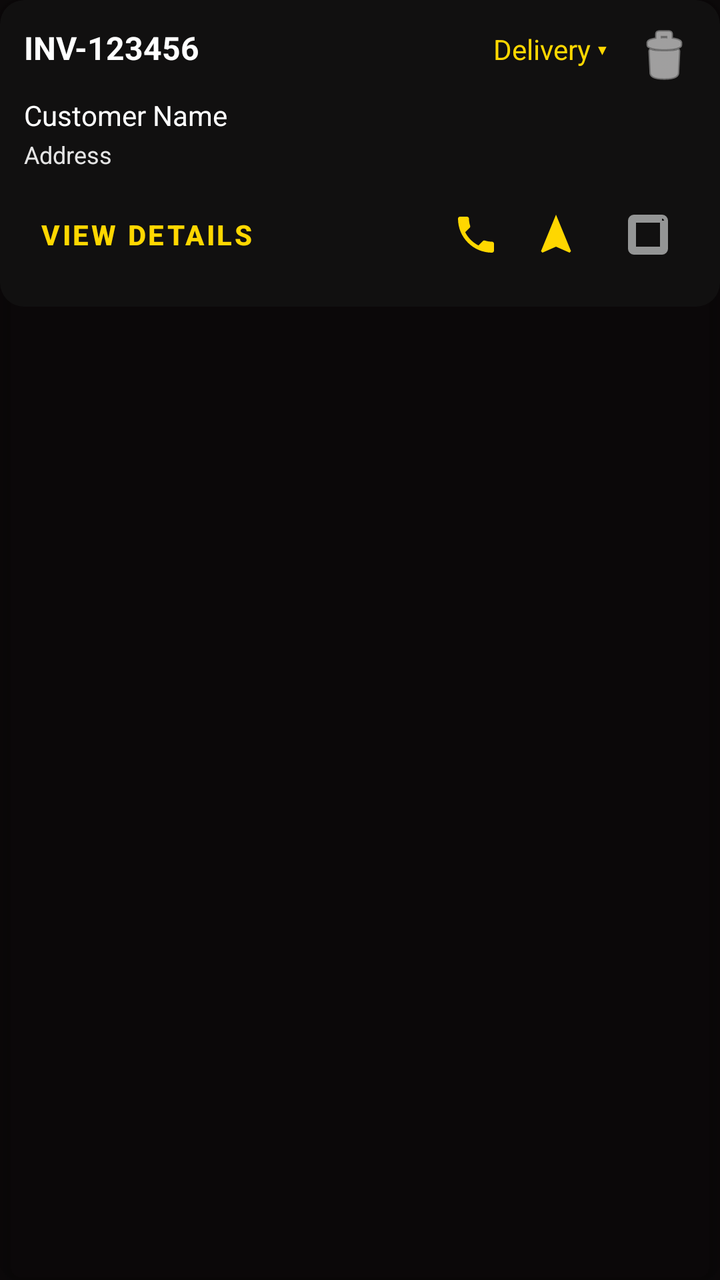
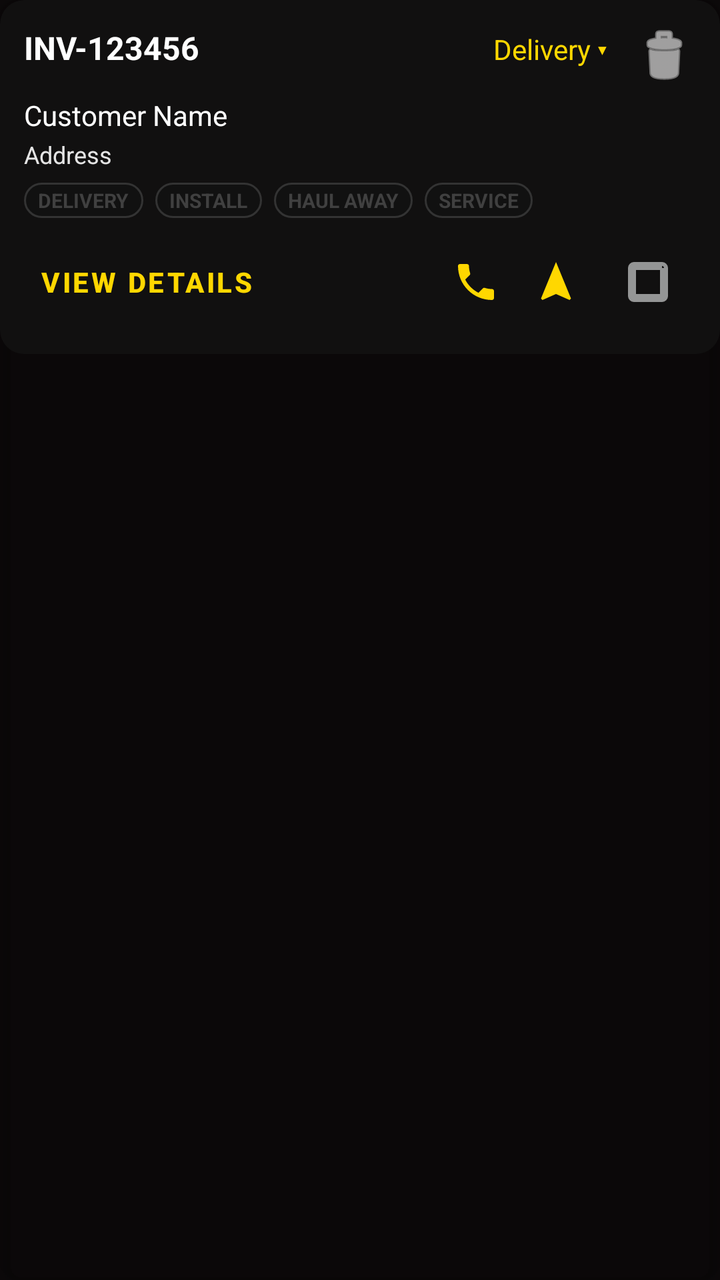

An Android layout rendered at two revisions. The XML below is the earlier revision; the diff shows what the commit changed to produce the second picture.
<!-- AndroidManifest.xml: application theme Theme.MobileInvoiceOCR -->
<!-- res/layout/item_invoice.xml -->
<?xml version="1.0" encoding="utf-8"?>
<com.google.android.material.card.MaterialCardView xmlns:android="http://schemas.android.com/apk/res/android" xmlns:app="http://schemas.android.com/apk/res-auto"
    android:layout_width="match_parent"
    android:layout_height="wrap_content"
    android:layout_margin="8dp"
    app:cardBackgroundColor="@android:color/transparent"
    app:cardCornerRadius="12dp"
    app:cardElevation="4dp">
    <LinearLayout
        android:orientation="vertical"
        android:id="@+id/cardContent"
        android:background="?attr/themeCardBackground"
        android:padding="12dp"
        android:layout_width="match_parent"
        android:layout_height="wrap_content">
        <LinearLayout
            android:orientation="horizontal"
            android:layout_width="match_parent"
            android:layout_height="wrap_content">
            <TextView
                android:textSize="16sp"
                android:textStyle="bold"
                android:textColor="@color/white"
                android:id="@+id/tvInvoiceNumber"
                android:layout_width="0dp"
                android:layout_height="wrap_content"
                android:text="INV-123456"
                android:layout_weight="1"/>
            <TextView
                android:textSize="14sp"
                android:textColor="@color/gold"
                android:ellipsize="end"
                android:id="@+id/tvServiceType"
                android:background="?attr/selectableItemBackgroundBorderless"
                android:paddingTop="3dp"
                android:paddingBottom="3dp"
                android:focusable="true"
                android:clickable="true"
                android:layout_width="wrap_content"
                android:layout_height="wrap_content"
                android:text="Delivery ▾"
                android:maxLines="1"
                android:paddingStart="8dp"
                android:paddingEnd="8dp"
                android:layout_marginEnd="4dp"/>
            <ImageButton
                android:id="@+id/btnDelete"
                android:background="?attr/selectableItemBackgroundBorderless"
                android:layout_width="wrap_content"
                android:layout_height="wrap_content"
                android:src="@android:drawable/ic_menu_delete"
                android:contentDescription="@string/delete"
                app:tint="@color/white"/>
        </LinearLayout>
        <TextView
            android:textSize="14sp"
            android:textColor="@color/white"
            android:id="@+id/tvCustomerName"
            android:layout_width="match_parent"
            android:layout_height="wrap_content"
            android:layout_marginTop="4dp"
            android:text="Customer Name"/>
        <TextView
            android:textSize="12sp"
            android:textColor="@color/light_gray"
            android:id="@+id/tvAddress"
            android:layout_width="match_parent"
            android:layout_height="wrap_content"
            android:layout_marginTop="2dp"
            android:text="Address"/>
        <LinearLayout
            android:gravity="center_vertical"
            android:orientation="horizontal"
            android:layout_width="match_parent"
            android:layout_height="wrap_content"
            android:layout_marginTop="8dp">
            <com.google.android.material.button.MaterialButton
                android:textStyle="bold"
                android:textColor="@color/gold"
                android:id="@+id/btnViewDetails"
                android:layout_width="wrap_content"
                android:layout_height="wrap_content"
                android:text="@string/view_details"
                style="@style/Widget.MaterialComponents.Button.TextButton"/>
            <View
                android:layout_width="0dp"
                android:layout_height="0dp"
                android:layout_weight="1"/>
            <ImageButton
                android:id="@+id/btnCall"
                android:background="?attr/selectableItemBackgroundBorderless"
                android:layout_width="36dp"
                android:layout_height="36dp"
                android:src="@drawable/ic_phone"
                android:contentDescription="Call customer"
                app:tint="@color/gold"/>
            <ImageButton
                android:id="@+id/btnNavigate"
                android:background="?attr/selectableItemBackgroundBorderless"
                android:layout_width="36dp"
                android:layout_height="36dp"
                android:src="@drawable/ic_navigate"
                android:contentDescription="Navigate to address"
                android:layout_marginStart="4dp"
                app:tint="@color/gold"/>
            <CheckBox
                android:id="@+id/cbDeliveryComplete"
                android:layout_width="wrap_content"
                android:layout_height="wrap_content"
                android:button="@drawable/ic_checkbox_gold"
                android:contentDescription="Mark delivery complete"
                android:layout_marginStart="4dp"/>
        </LinearLayout>
    </LinearLayout>
</com.google.android.material.card.MaterialCardView>
<!-- resources referenced by this layout -->
<resources>
  <color name="gold">#ffd700</color>
  <color name="light_gray">#e5e5e5</color>
  <color name="white">#ffffffff</color>
  <!-- drawable ic_navigate (drawable) -->
  <?xml version="1.0" encoding="utf-8"?>
  <vector xmlns:android="http://schemas.android.com/apk/res/android"
      android:height="24dp"
      android:width="24dp"
      android:viewportWidth="24"
      android:viewportHeight="24">
      <path
          android:fillColor="@android:color/black"
          android:pathData="M12,2L4.5,20.29l0.71,0.71L12,18l6.79,3 0.71,-0.71z"/>
  </vector>
  <!-- drawable ic_phone (drawable) -->
  <?xml version="1.0" encoding="utf-8"?>
  <vector xmlns:android="http://schemas.android.com/apk/res/android"
      android:height="24dp"
      android:width="24dp"
      android:viewportWidth="24"
      android:viewportHeight="24">
      <path
          android:fillColor="@android:color/black"
          android:pathData="M6.62,10.79c1.44,2.83 3.76,5.14 6.59,6.59l2.2,-2.2c0.27,-0.27 0.67,-0.36 1.02,-0.24 1.12,0.37 2.33,0.57 3.57,0.57 0.55,0 1,0.45 1,1V20c0,0.55 -0.45,1 -1,1 -9.39,0 -17,-7.61 -17,-17 0,-0.55 0.45,-1 1,-1h3.5c0.55,0 1,0.45 1,1 0,1.25 0.2,2.45 0.57,3.57 0.11,0.35 0.03,0.74 -0.25,1.02l-2.2,2.2z"/>
  </vector>
  <string name="delete">Delete</string>
  <string name="view_details">View Details</string>
  <style name="Theme.MaterialComponents.DayNight.DarkActionBar" parent="@style/Theme.MaterialComponents">
      </style>
  <color name="imperial_obsidian">#0c090a</color>
  <color name="imperial_calacatta">#f5f5f5</color>
  <color name="imperial_gold_leaf">#d4af37</color>
  <color name="antique_gold">#c5a572</color>
  <color name="imperial_patina_iron">#232424</color>
  <!-- drawable bg_obsidian_marble (drawable) -->
  <?xml version="1.0" encoding="utf-8"?>
  <shape xmlns:android="http://schemas.android.com/apk/res/android" android:shape="rectangle">
      <solid android:color="#0a0808"/>
  </shape>
  <!-- drawable bg_imperial_marble_card (drawable) -->
  <?xml version="1.0" encoding="utf-8"?>
  <shape xmlns:android="http://schemas.android.com/apk/res/android" android:shape="rectangle">
      <solid android:color="#111010"/>
      <corners android:radius="12dp"/>
  </shape>
  <!-- drawable bg_imperial_iron_section (drawable) -->
  <?xml version="1.0" encoding="utf-8"?>
  <layer-list xmlns:android="http://schemas.android.com/apk/res/android">
      <item>
          <shape android:shape="rectangle">
              <solid android:color="#232424"/>
          </shape>
      </item>
      <item>
          <shape android:shape="rectangle">
              <gradient
                  android:startColor="#18ffffff"
                  android:endColor="#00000000"
                  android:angle="315"
                  android:type="linear"
                  android:centerColor="#05ffffff"/>
          </shape>
      </item>
      <item>
          <shape android:shape="rectangle">
              <gradient
                  android:startColor="#00000000"
                  android:endColor="#35000000"
                  android:angle="135"
                  android:type="linear"
                  android:centerColor="#15000000"/>
          </shape>
      </item>
  </layer-list>
  <!-- unchanged entries left out for length: 3 -->
</resources>

<!-- the commit's change to res/layout/item_invoice.xml (unified diff, before → after) -->
@@ -69,6 +69,67 @@
             android:layout_marginTop="2dp"
             android:text="Address"/>
         <LinearLayout
+            android:orientation="horizontal"
+            android:layout_width="match_parent"
+            android:layout_height="wrap_content"
+            android:layout_marginTop="6dp">
+            <TextView
+                android:id="@+id/tvBadgeDelivery"
+                android:layout_width="wrap_content"
+                android:layout_height="wrap_content"
+                android:text="DELIVERY"
+                android:textSize="10sp"
+                android:textStyle="bold"
+                android:paddingStart="7dp"
+                android:paddingEnd="7dp"
+                android:paddingTop="2dp"
+                android:paddingBottom="2dp"
+                android:layout_marginEnd="6dp"
+                android:background="@drawable/badge_service_dim"
+                android:textColor="#404040"/>
+            <TextView
+                android:id="@+id/tvBadgeInstall"
+                android:layout_width="wrap_content"
+                android:layout_height="wrap_content"
+                android:text="INSTALL"
+                android:textSize="10sp"
+                android:textStyle="bold"
+                android:paddingStart="7dp"
+                android:paddingEnd="7dp"
+                android:paddingTop="2dp"
+                android:paddingBottom="2dp"
+                android:layout_marginEnd="6dp"
+                android:background="@drawable/badge_service_dim"
+                android:textColor="#404040"/>
+            <TextView
+                android:id="@+id/tvBadgeHaulAway"
+                android:layout_width="wrap_content"
+                android:layout_height="wrap_content"
+                android:text="HAUL AWAY"
+                android:textSize="10sp"
+                android:textStyle="bold"
+                android:paddingStart="7dp"
+                android:paddingEnd="7dp"
+                android:paddingTop="2dp"
+                android:paddingBottom="2dp"
+                android:layout_marginEnd="6dp"
+                android:background="@drawable/badge_service_dim"
+                android:textColor="#404040"/>
+            <TextView
+                android:id="@+id/tvBadgeService"
+                android:layout_width="wrap_content"
+                android:layout_height="wrap_content"
+                android:text="SERVICE"
+                android:textSize="10sp"
+                android:textStyle="bold"
+                android:paddingStart="7dp"
+                android:paddingEnd="7dp"
+                android:paddingTop="2dp"
+                android:paddingBottom="2dp"
+                android:background="@drawable/badge_service_dim"
+                android:textColor="#404040"/>
+        </LinearLayout>
+        <LinearLayout
             android:gravity="center_vertical"
             android:orientation="horizontal"
             android:layout_width="match_parent"
<!-- resource entries referenced after the edit -->
@@ -3,6 +3,15 @@
   <color name="gold">#ffd700</color>
   <color name="light_gray">#e5e5e5</color>
   <color name="white">#ffffffff</color>
+  <!-- drawable badge_service_dim (drawable) -->
+  <?xml version="1.0" encoding="utf-8"?>
+  <shape xmlns:android="http://schemas.android.com/apk/res/android" android:shape="rectangle">
+      <solid android:color="#111111"/>
+      <corners android:radius="12dp"/>
+      <stroke
+          android:width="1dp"
+          android:color="#333333"/>
+  </shape>
   <!-- drawable ic_navigate (drawable) -->
   <?xml version="1.0" encoding="utf-8"?>
   <vector xmlns:android="http://schemas.android.com/apk/res/android"
